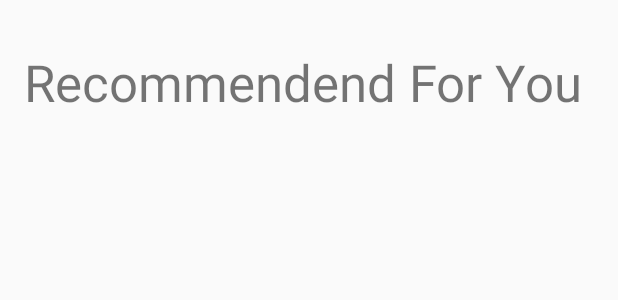
After one commit to sziki12/TravelistMobileApp, an Android app: the layout activity_recommended.xml on its own in the app's theme, with its tools: preview values and no code run, on a phone screen of 412 x 824 dp. The commit adds this screen. Shown: the top 300 px of the screen. Run offline under Robolectric (Android 15) with nearby library versions, the phone set to English and light mode, and no system bars.

Commit message:
Recommended Activity Demo

```diff
--- a/Gyakorlas/app/src/main/java/hu/bme/aut/android/gyakorlas/MapsActivity.kt
+++ b/Gyakorlas/app/src/main/java/hu/bme/aut/android/gyakorlas/MapsActivity.kt
@@ -24,7 +24,6 @@ import com.google.android.gms.location.LocationServices
 import com.google.android.gms.location.Priority
 import com.google.android.gms.maps.model.BitmapDescriptorFactory
 import com.google.android.gms.tasks.CancellationTokenSource
-import hu.bme.aut.android.gyakorlas.MapData.GeofenceHandler
 import hu.bme.aut.android.gyakorlas.mapData.MapDataProvider
 import hu.bme.aut.android.gyakorlas.PermissionHandler.Companion.LOCATION_PERMISSION_REQUEST_CODE
 import hu.bme.aut.android.gyakorlas.mapData.MapMarker
@@ -39,7 +38,10 @@ class MapsActivity : AppCompatActivity(), OnMapReadyCallback, GoogleMap.OnMyLoca
         var markers: ArrayList<MapMarker> = ArrayList()
         private lateinit var mapDataProvider:MapDataProvider
         private lateinit var locationClient: FusedLocationProviderClient
-        var currentLocation:Location? = null
+        companion object {
+            var currentLocation:Location? = null
+        }
+
 
 
     override fun onCreate(savedInstanceState: Bundle?) {
--- a/Gyakorlas/app/src/main/java/hu/bme/aut/android/gyakorlas/MenuActivity.kt
+++ b/Gyakorlas/app/src/main/java/hu/bme/aut/android/gyakorlas/MenuActivity.kt
@@ -34,6 +34,11 @@ class MenuActivity : AppCompatActivity() {
         binding.imgbtnMap.setOnClickListener(){
 
         }
+        binding.btnMenuRecommended.setOnClickListener()
+        {
+            var intent = Intent(this, RecommendedActivity::class.java)
+            startActivity(intent)
+        }
 
     }
 }
--- /dev/null
+++ b/Gyakorlas/app/src/main/res/layout/activity_recommended.xml
@@ -0,0 +1,37 @@
+<?xml version="1.0" encoding="utf-8"?>
+<androidx.constraintlayout.widget.ConstraintLayout xmlns:android="http://schemas.android.com/apk/res/android"
+    xmlns:app="http://schemas.android.com/apk/res-auto"
+    xmlns:tools="http://schemas.android.com/tools"
+    android:layout_width="match_parent"
+    android:layout_height="match_parent"
+    tools:context=".RecommendedActivity">
+
+    <ScrollView
+        android:layout_width="404dp"
+        android:layout_height="622dp"
+        app:layout_constraintBottom_toBottomOf="parent"
+        app:layout_constraintEnd_toEndOf="parent"
+        app:layout_constraintStart_toStartOf="parent"
+        app:layout_constraintTop_toBottomOf="@+id/textView2"
+        app:layout_constraintVertical_bias="0.896">
+
+        <LinearLayout
+            android:id="@+id/linearLayout"
+            android:layout_width="match_parent"
+            android:layout_height="wrap_content"
+            android:orientation="vertical" />
+    </ScrollView>
+
+    <TextView
+        android:id="@+id/textView2"
+        android:layout_width="wrap_content"
+        android:layout_height="wrap_content"
+        android:layout_marginTop="32dp"
+        android:text="Recommendend For You"
+        android:textAlignment="center"
+        android:textSize="34sp"
+        app:layout_constraintEnd_toEndOf="parent"
+        app:layout_constraintHorizontal_bias="0.39"
+        app:layout_constraintStart_toStartOf="parent"
+        app:layout_constraintTop_toTopOf="parent" />
+</androidx.constraintlayout.widget.ConstraintLayout>
```
Also changed, not shown: Gyakorlas/app/src/main/AndroidManifest.xml (+6 -1 lines), Gyakorlas/app/src/main/java/hu/bme/aut/android/gyakorlas/PermissionHandler.kt (+2 -13 lines), Gyakorlas/app/src/main/java/hu/bme/aut/android/gyakorlas/RecommendedActivity.kt (added, +46 -0 lines), Gyakorlas/app/src/main/java/hu/bme/aut/android/gyakorlas/mapData/GeofenceHandler.kt (renamed from Gyakorlas/app/src/main/java/hu/bme/aut/android/gyakorlas/MapData/GeofenceHandler.kt, +26 -7 lines).
